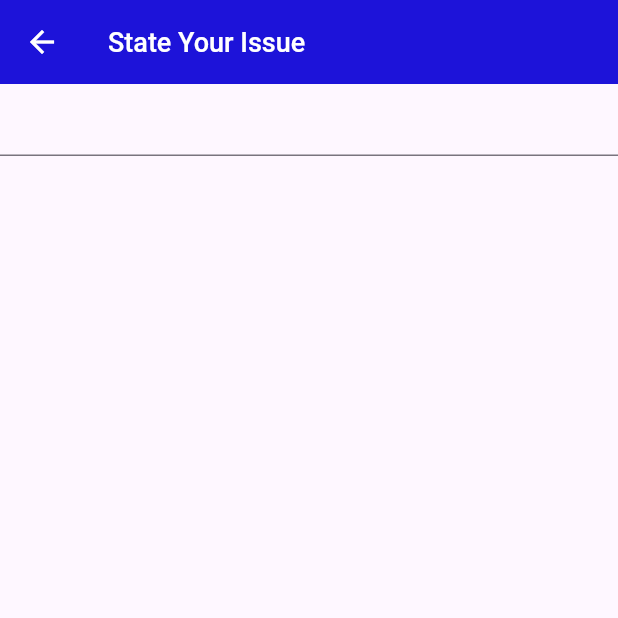
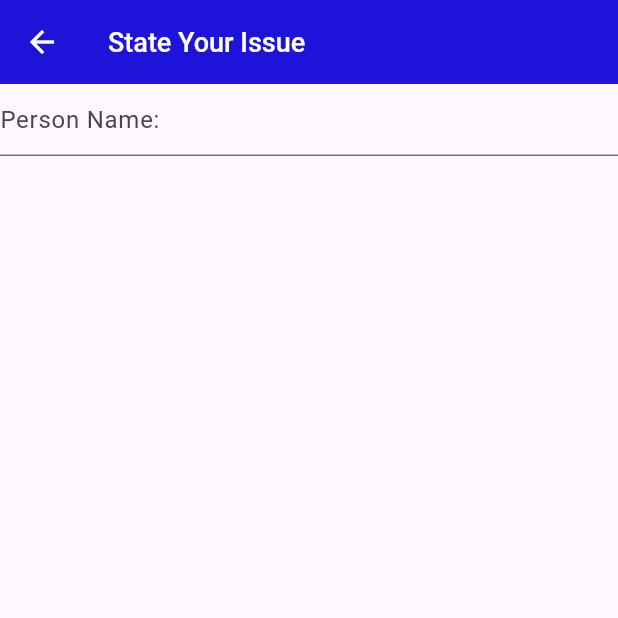
Before and after one commit to AthiraaAthi/Lendo_Admin_App, a Flutter app: the SelectedPerson screen opened directly, on a phone screen of 412 x 824 dp, the top half of it. Run offline on Flutter 3.47's test engine with Material 3 defaults, Android fonts, the phone set to English and light mode, and no system bars.

Commit message:
add hint text to InputDecoration in TextField of SelectedPerson widget

```diff
--- a/lib/view/home/selected.dart
+++ b/lib/view/home/selected.dart
@@ -26,7 +26,9 @@ class SelectedPerson extends StatelessWidget {
       body: Column(
         children: [
           TextField(
-            decoration: InputDecoration(),
+            decoration: InputDecoration(
+              hintText: "Person Name:",
+            ),
           )
         ],
       ),
```
